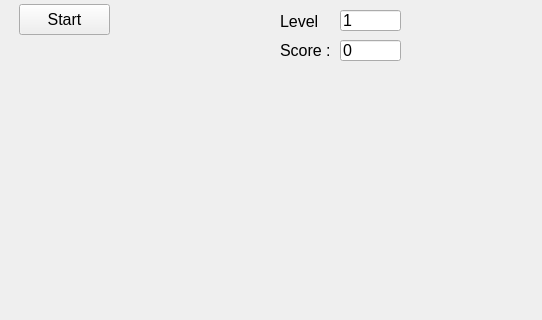
First picture: the form in src/widget.ui, repository tttuuu888/tetris-qt, before the edit; both pictures show x 0 to 542 and y 0 to 320 of the 800 by 600 pixel window.
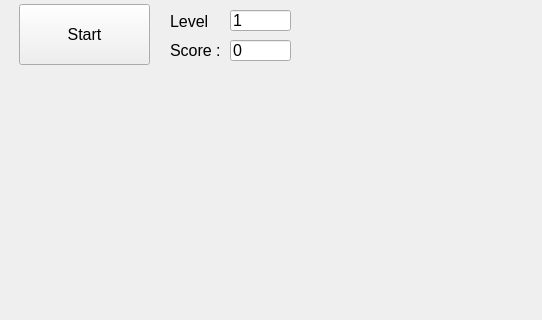
Second picture: the form after the edit.

What changed in the file:
```diff
--- a/src/widget.ui
+++ b/src/widget.ui
@@ -18,8 +18,8 @@
     <rect>
      <x>19</x>
      <y>4</y>
-     <width>91</width>
-     <height>31</height>
+     <width>131</width>
+     <height>61</height>
     </rect>
    </property>
    <property name="font">
@@ -34,7 +34,7 @@
   <widget class="QLabel" name="labelScore">
    <property name="geometry">
     <rect>
-     <x>280</x>
+     <x>170</x>
      <y>40</y>
      <width>52</width>
      <height>20</height>
@@ -52,7 +52,7 @@
   <widget class="QLineEdit" name="editScore">
    <property name="geometry">
     <rect>
-     <x>340</x>
+     <x>230</x>
      <y>40</y>
      <width>61</width>
      <height>21</height>
@@ -73,7 +73,7 @@
   <widget class="QLabel" name="lebelLevel">
    <property name="geometry">
     <rect>
-     <x>280</x>
+     <x>170</x>
      <y>11</y>
      <width>52</width>
      <height>20</height>
@@ -91,7 +91,7 @@
   <widget class="QLineEdit" name="editLevel">
    <property name="geometry">
     <rect>
-     <x>340</x>
+     <x>230</x>
      <y>10</y>
      <width>61</width>
      <height>21</height>
```
